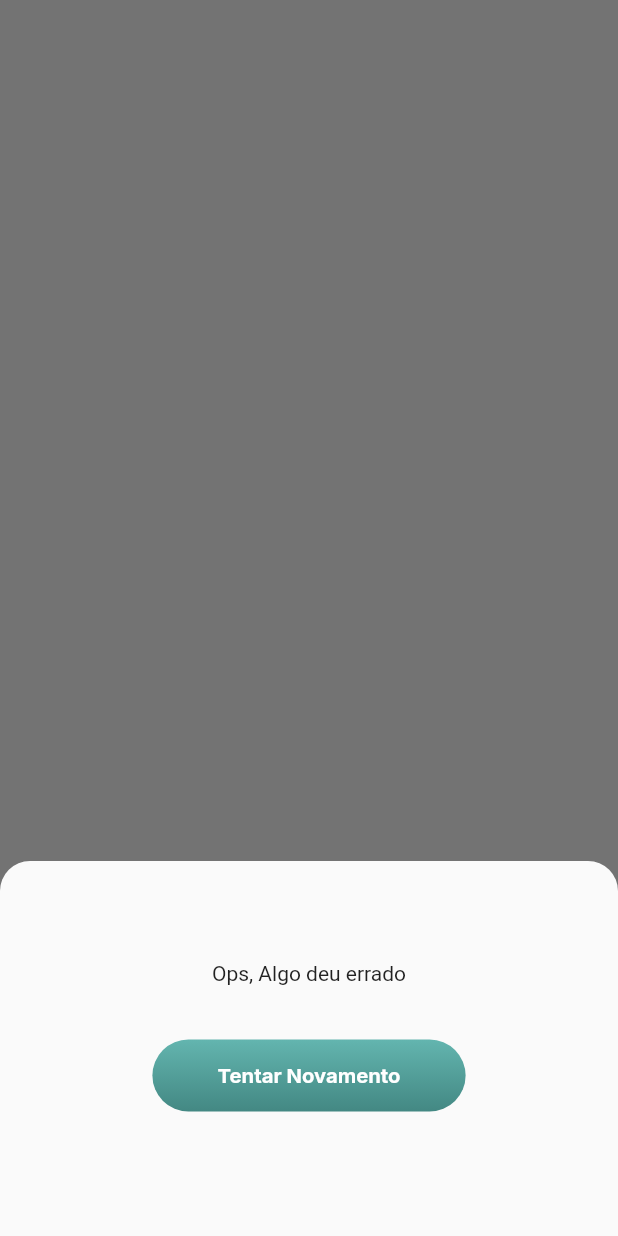
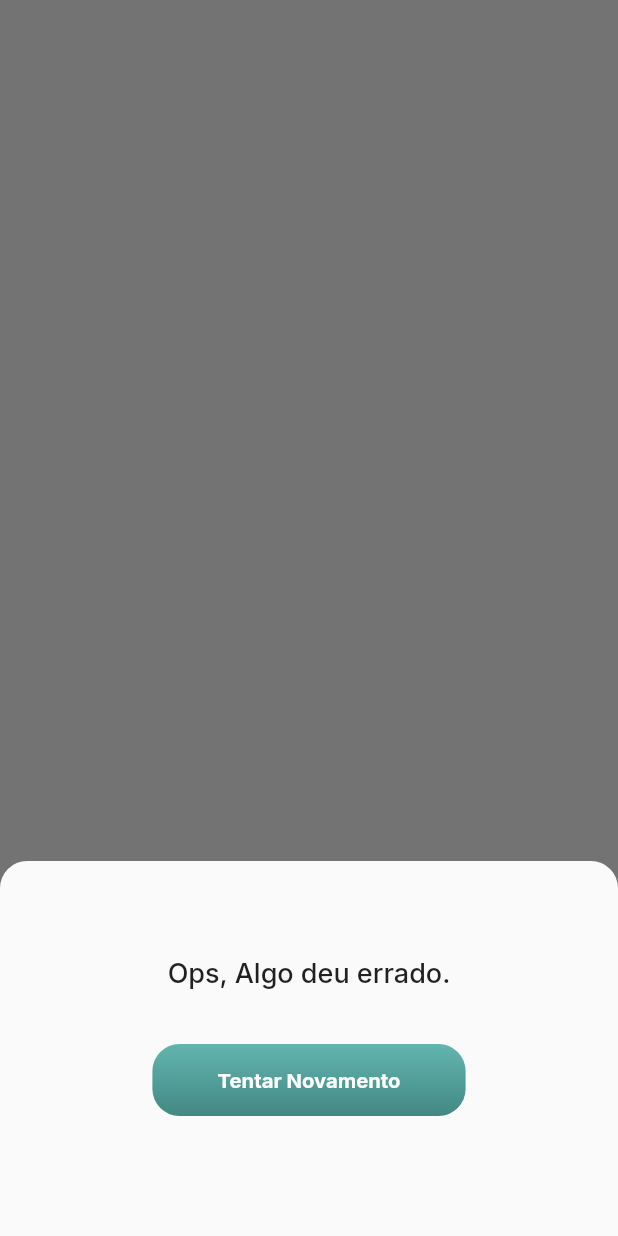
Before and after one commit to cledilsonwisp/financy_app, a Flutter app: what customModalBottomSheet() shows on an empty page, opened directly, on a phone screen of 412 x 824 dp. Run offline on Flutter 3.47's test engine with Material 2 defaults, Android fonts, the phone set to English and light mode, and no system bars; our stand-ins replace firebase_core, flutter_animate, flutter_screenutil, google_fonts, lottie; accounts and stored records are empty.

Commit message:
alterado border radius do bottom sheet e primary button

```diff
--- a/lib/core/widgets/custom_bottom_sheet.dart
+++ b/lib/core/widgets/custom_bottom_sheet.dart
@@ -1,3 +1,4 @@
+import 'package:financy_app/core/constants/app_text_styles.dart';
 import 'package:financy_app/core/widgets/primary_button.dart';
 import 'package:flutter/material.dart';
 
@@ -6,8 +7,8 @@ Future<void> customModalBottomSheet(BuildContext context) {
     context: context,
     shape: const RoundedRectangleBorder(
       borderRadius: BorderRadius.only(
-        topLeft: Radius.circular(20),
-        topRight: Radius.circular(20),
+        topLeft: Radius.circular(18),
+        topRight: Radius.circular(18),
       ),
     ),
     builder: (BuildContext context) {
@@ -18,14 +19,19 @@ Future<void> customModalBottomSheet(BuildContext context) {
             mainAxisAlignment: MainAxisAlignment.center,
             mainAxisSize: MainAxisSize.min,
             children: <Widget>[
-              const Text('Ops, Algo deu errado'),
+              Text(
+                'Ops, Algo deu errado.',
+                style: AppTextStyles.customStyle(context, FontWeight.w500, 20),
+              ),
               const SizedBox(height: 20),
               Padding(
                 padding:
                     const EdgeInsets.symmetric(vertical: 16, horizontal: 32),
                 child: PrimaryButton(
-                    title: 'Tentar Novamento',
-                    onTap: () => Navigator.pop(context)),
+                  title: 'Tentar Novamento',
+                  onTap: () => Navigator.pop(context),
+                  borderRadius: 18,
+                ),
               ),
             ],
           ),
--- a/lib/core/widgets/primary_button.dart
+++ b/lib/core/widgets/primary_button.dart
@@ -5,7 +5,9 @@ import 'package:flutter/material.dart';
 class PrimaryButton extends StatelessWidget {
   final void Function()? onTap;
   final String title;
-  const PrimaryButton({super.key, this.onTap, required this.title});
+  final double? borderRadius;
+  const PrimaryButton(
+      {super.key, this.onTap, required this.title, this.borderRadius});
 
   @override
   Widget build(BuildContext context) {
@@ -14,7 +16,7 @@ class PrimaryButton extends StatelessWidget {
       child: Ink(
         height: 48,
         decoration: BoxDecoration(
-            borderRadius: BorderRadius.circular(24),
+            borderRadius: BorderRadius.circular(borderRadius ?? 24),
             gradient: LinearGradient(
                 colors: onTap != null
                     ? AppColors.greenGradient
--- a/lib/features/sign_up/presenter/sign_up_controller.dart
+++ b/lib/features/sign_up/presenter/sign_up_controller.dart
@@ -17,7 +17,7 @@ class SignUpControllerClass extends ChangeNotifier {
 
     try {
       await Future.delayed(const Duration(seconds: 2));
-      throw Exception();
+      // throw Exception();
       log('Usuário Logado');
       _changeState(SignUpSuccessState());
       return true;
```
